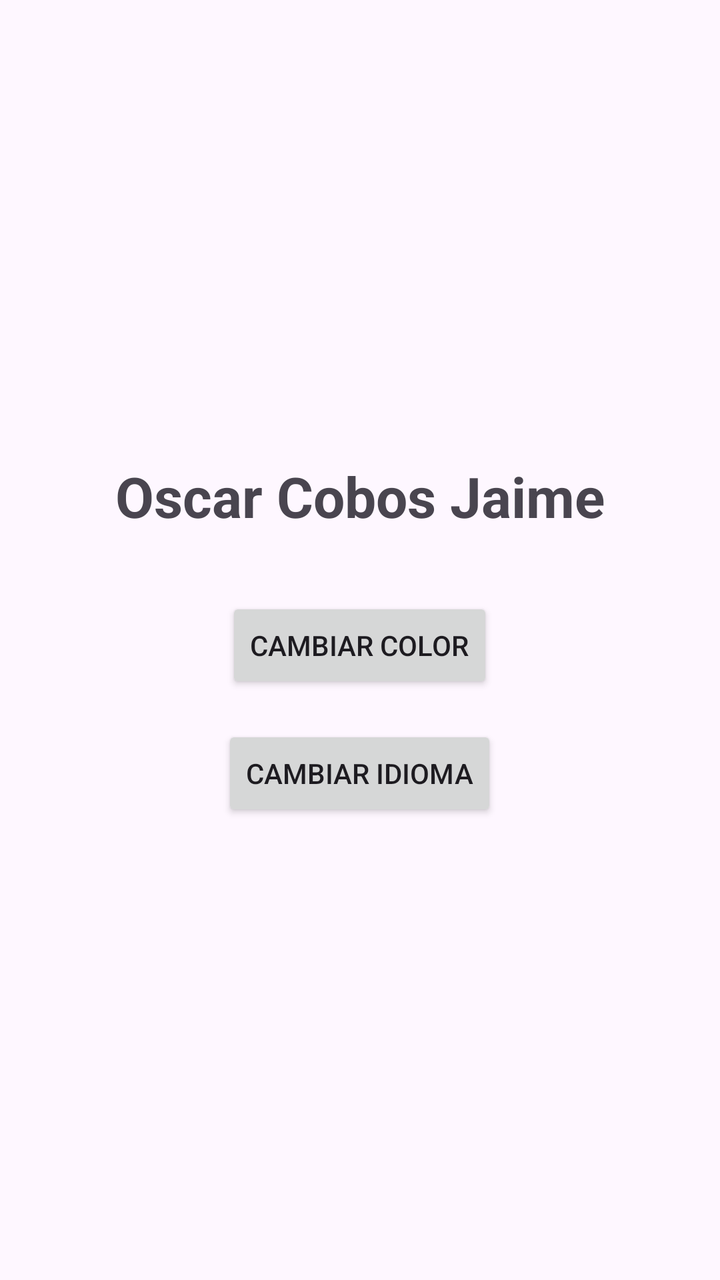
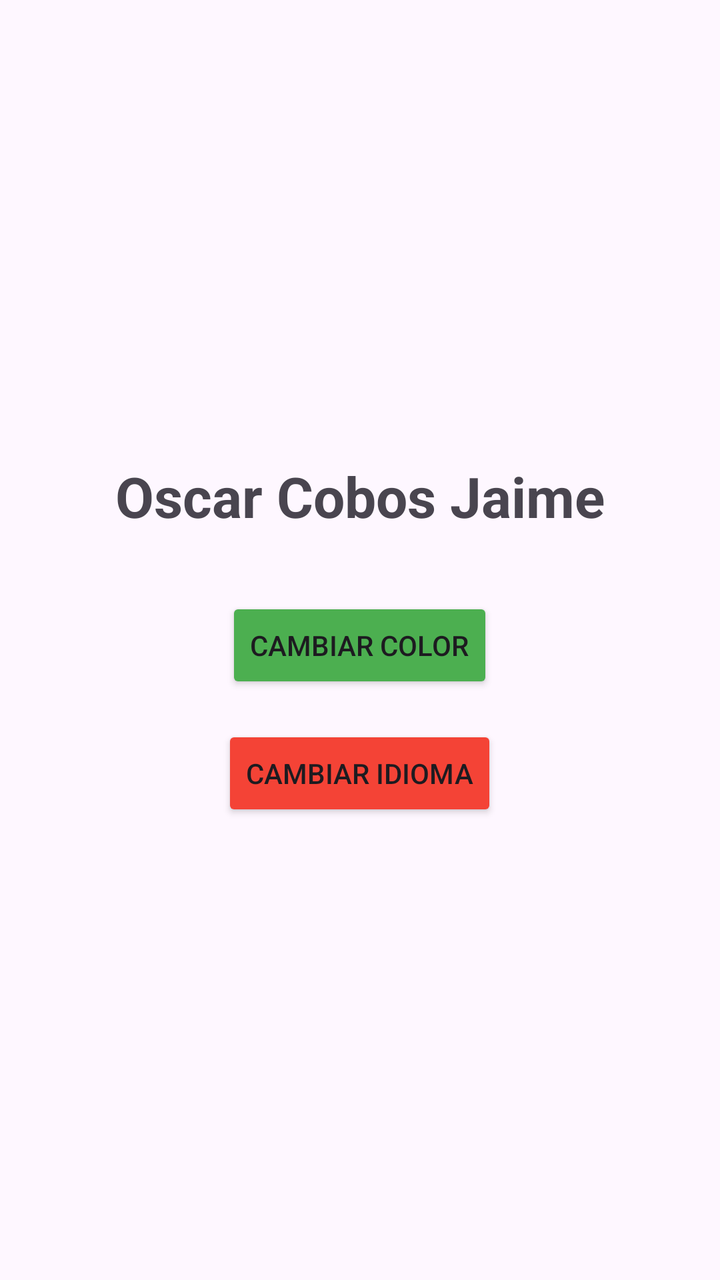

The first picture is an Android layout as it rendered before a commit; the second is the same layout after the commit. The layout source and the unified diff follow.
<!-- AndroidManifest.xml: application theme Theme.RecursosOscar -->
<!-- res/layout/activity_main.xml -->
<?xml version="1.0" encoding="utf-8"?>
<LinearLayout xmlns:android="http://schemas.android.com/apk/res/android"
    android:id="@+id/main"
    android:layout_width="match_parent"
    android:layout_height="match_parent"
    android:orientation="vertical"
    android:gravity="center"
    android:padding="24dp">

    <TextView
        android:id="@+id/tvNombre"
        android:layout_width="wrap_content"
        android:layout_height="wrap_content"
        android:text="@string/nombre"
        android:textSize="28sp"
        android:textStyle="bold"
        android:layout_marginBottom="32dp" />

    <Button
        android:id="@+id/btnColor"
        android:layout_width="wrap_content"
        android:layout_height="wrap_content"
        android:text="@string/boton_color"
        android:layout_marginBottom="16dp" />

    <Button
        android:id="@+id/btnIdioma"
        android:layout_width="wrap_content"
        android:layout_height="wrap_content"
        android:text="@string/boton_idioma" />

</LinearLayout>
<!-- resources referenced by this layout -->
<resources>
  <string name="boton_color">Cambiar color</string>
  <string name="boton_idioma">Cambiar idioma</string>
  <string name="nombre">Oscar Cobos Jaime</string>
  <style name="Theme.RecursosOscar" parent="Base.Theme.RecursosOscar" />
  <style name="Base.Theme.RecursosOscar" parent="Theme.Material3.DayNight.NoActionBar">
          
          
      </style>
</resources>

<!-- the commit's change to res/layout/activity_main.xml (unified diff, before → after) -->
@@ -21,12 +21,14 @@
         android:layout_width="wrap_content"
         android:layout_height="wrap_content"
         android:text="@string/boton_color"
+        android:backgroundTint="@color/verde"
         android:layout_marginBottom="16dp" />
 
     <Button
         android:id="@+id/btnIdioma"
         android:layout_width="wrap_content"
         android:layout_height="wrap_content"
-        android:text="@string/boton_idioma" />
+        android:text="@string/boton_idioma"
+        android:backgroundTint="@color/rojo" />
 
 </LinearLayout>
<!-- resource entries referenced after the edit -->
@@ -1,5 +1,7 @@
 <!-- resources referenced by this layout -->
 <resources>
+  <color name="rojo">#FFF44336</color>
+  <color name="verde">#FF4CAF50</color>
   <string name="boton_color">Cambiar color</string>
   <string name="boton_idioma">Cambiar idioma</string>
   <string name="nombre">Oscar Cobos Jaime</string>
